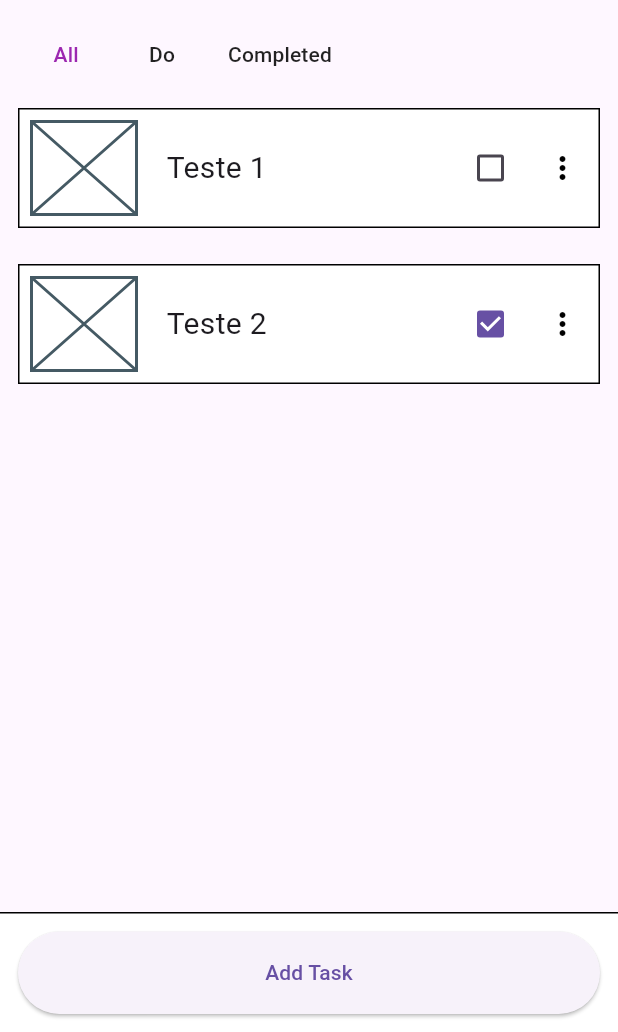
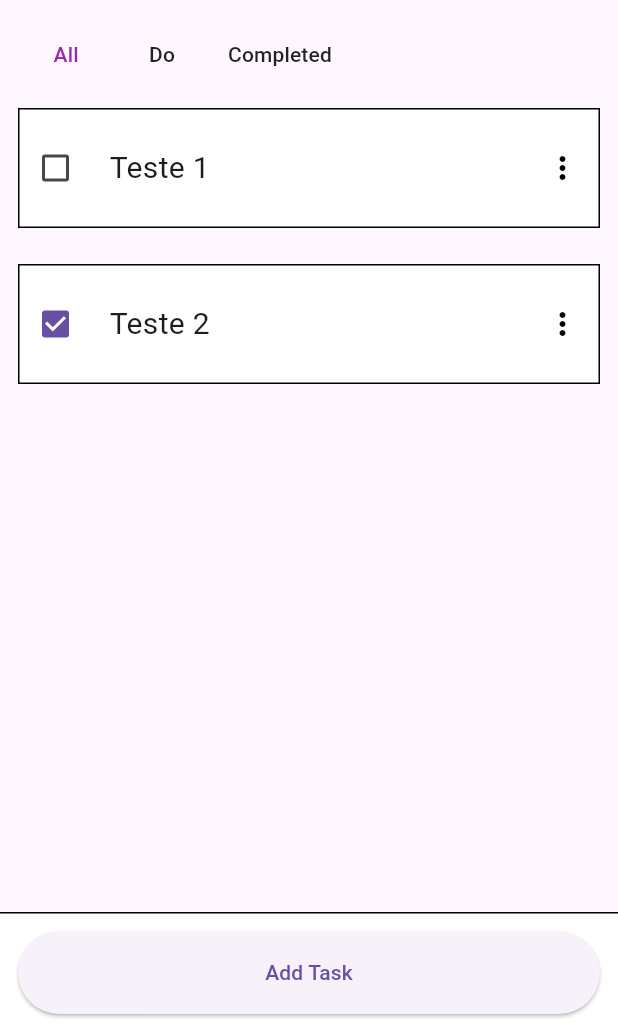
Before and after one commit to wellgenio/app-arch-with-modules, a Flutter app: the screen it shows after launch, on a phone screen of 412 x 824 dp, the part 204-1236 px from its top. Run offline on Flutter 3.47's test engine with Material 3 defaults, Android fonts, the phone set to English and light mode, and no system bars; our stand-ins replace result_dart.

Commit message:
reafctor: title_item

```diff
--- a/lib/app/ui/shared/widgets/tile_item.dart
+++ b/lib/app/ui/shared/widgets/tile_item.dart
@@ -63,12 +63,9 @@ class TileItem extends StatelessWidget {
         ),
         margin: EdgeInsets.symmetric(vertical: 12.0),
         child: Row(mainAxisSize: MainAxisSize.max, children: [
-          Container(
-            margin: EdgeInsets.all(8.0),
-            width: 70,
-            child: const Placeholder(),
-          ),
+          if (verifiable) Checkbox(value: value, onChanged: onChanged),
           SizedBox(width: 12.0),
+          if (!verifiable) SizedBox(width: 12.0),
           Expanded(
             child: Text(
               title,
@@ -78,7 +75,6 @@ class TileItem extends StatelessWidget {
               ),
             ),
           ),
-          if (verifiable) Checkbox(value: value, onChanged: onChanged),
           if (menuChildren != null)
             MenuAnchor(
               style: MenuStyle(
```
